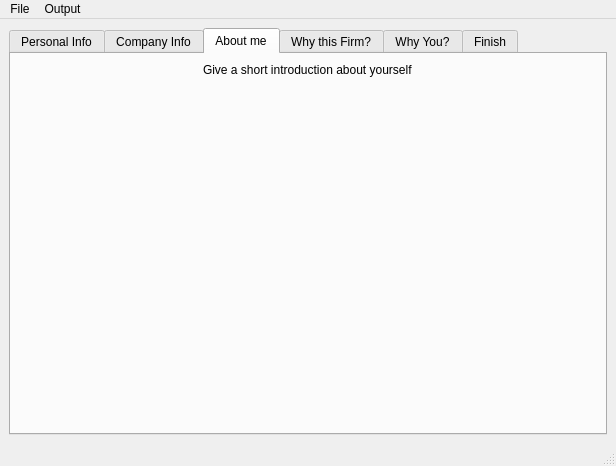
This is Designer/mainWindow.ui in KhaleelKhan/coverletter-creator as Qt 5 draws it before an edit. The edited form follows.
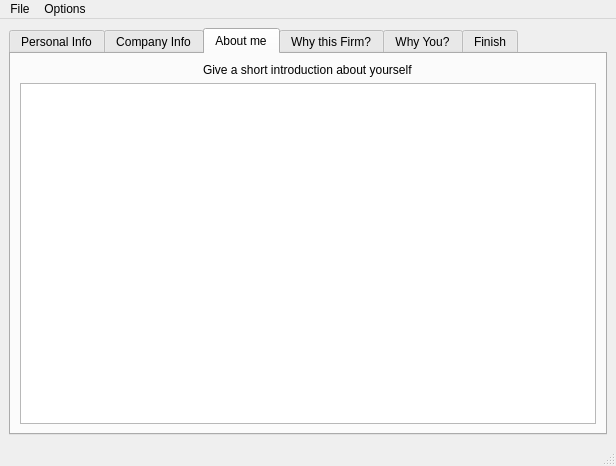
This is the edited form. The open tabs and pages were chosen to show the change. Custom widgets are drawn as their Qt base class.

The edit to the form file:
```diff
--- a/Designer/mainWindow.ui
+++ b/Designer/mainWindow.ui
@@ -371,6 +371,13 @@
           </property>
          </widget>
         </item>
+        <item>
+         <widget class="SpellTextEdit" name="TEXTABOUTME">
+          <property name="plainText">
+           <string notr="true"/>
+          </property>
+         </widget>
+        </item>
        </layout>
       </widget>
       <widget class="QWidget" name="tabWhyFirm">
@@ -606,7 +613,7 @@
    </widget>
    <widget class="QMenu" name="menuOutput">
     <property name="title">
-     <string>Output</string>
+     <string>Options</string>
     </property>
     <widget class="QMenu" name="menuLatex">
      <property name="title">
@@ -694,6 +701,13 @@
    </property>
   </action>
  </widget>
+ <customwidgets>
+  <customwidget>
+   <class>SpellTextEdit</class>
+   <extends>QPlainTextEdit</extends>
+   <header>CoverletterCreator/SpellTextEdit.h</header>
+  </customwidget>
+ </customwidgets>
  <resources/>
  <connections/>
 </ui>
```
Left out of the diff: 38 changed lines with no effect on the pictures.
